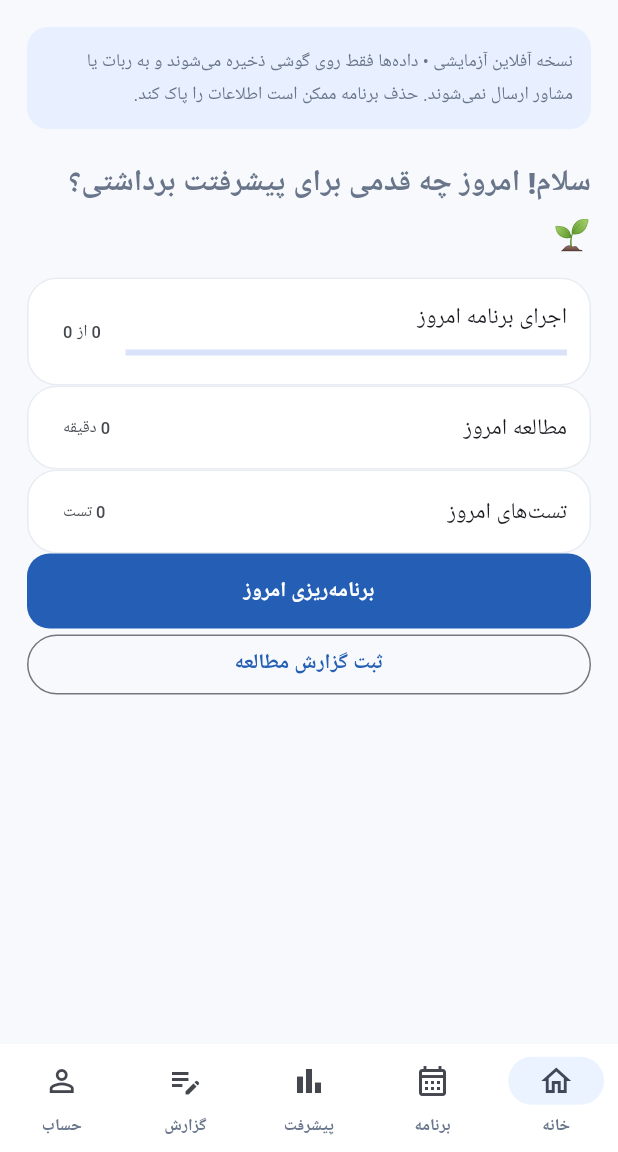
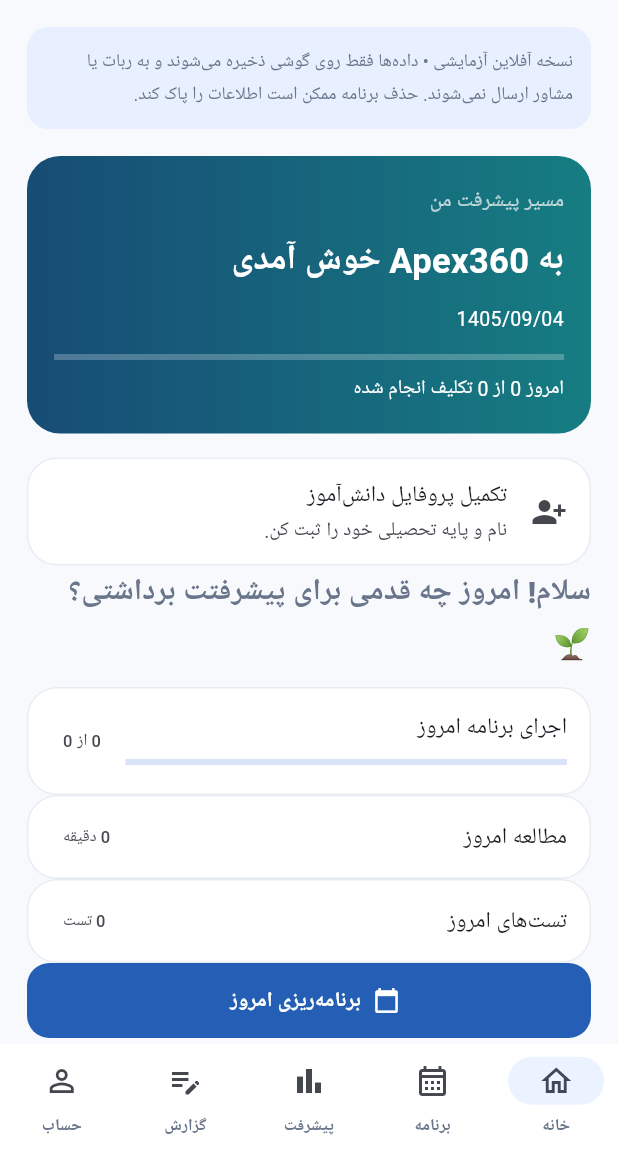
Before and after one commit to mohsentsani-eng/telegram-bot, a Flutter app: the ApexDemoScreen screen opened directly, on a phone screen of 412 x 824 dp, the part 84-1236 px from its top. Run offline on Flutter 3.47's test engine with Material 3 defaults, Android fonts, the phone set to English and light mode, and no system bars; our stand-ins replace flutter_secure_storage, shamsi_date, shared_preferences; accounts and stored records are empty; Roboto replaces fonts that are missing (Vazirmatn).

Commit message:
feat(mobile): improve home dashboard with daily task controls and profile prompt

```diff
--- a/mobile_app/lib/screens/apex_demo_screen.dart
+++ b/mobile_app/lib/screens/apex_demo_screen.dart
@@ -120,14 +120,36 @@ class _ApexDemoScreenState extends State<ApexDemoScreen> {
     final total = currentReports.fold<int>(0, (sum, r) => sum + (r['minutes'] as int));
     final count = currentReports.fold<int>(0, (sum, r) => sum + (r['tests'] as int));
     return Column(crossAxisAlignment: CrossAxisAlignment.stretch, children: [
+      Container(
+        padding: const EdgeInsets.all(18),
+        margin: const EdgeInsets.only(bottom: 16),
+        decoration: BoxDecoration(
+          gradient: const LinearGradient(colors: [Color(0xFF174C75), Color(0xFF167D82)]),
+          borderRadius: BorderRadius.circular(22)),
+        child: Column(crossAxisAlignment: CrossAxisAlignment.start, children: [
+          const Text('مسیر پیشرفت من', style: TextStyle(color: Colors.white70, fontSize: 14)),
+          const SizedBox(height: 8),
+          Text(studentName.isEmpty ? 'به Apex360 خوش آمدی' : 'سلام، $studentName', style: const TextStyle(color: Colors.white, fontSize: 23, fontWeight: FontWeight.bold)),
+          const SizedBox(height: 8),
+          Text(persianDate(today), style: const TextStyle(color: Colors.white)),
+          const SizedBox(height: 12),
+          LinearProgressIndicator(value: current.isEmpty ? 0 : done / current.length, color: Colors.white, backgroundColor: Colors.white24),
+          const SizedBox(height: 8),
+          Text('امروز $done از ${current.length} تکلیف انجام شده', style: const TextStyle(color: Colors.white)),
+        ])),
+      if (studentName.isEmpty || studentGrade.isEmpty)
+        Card(child: ListTile(leading: const Icon(Icons.person_add_alt_1), title: const Text('تکمیل پروفایل دانش‌آموز'), subtitle: const Text('نام و پایه تحصیلی خود را ثبت کن.'), onTap: () => setState(() => tab = 4))),
       heading(studentName.isEmpty ? 'سلام! امروز چه قدمی برای پیشرفتت برداشتی؟ 🌱' : 'سلام $studentName! امروز چه قدمی برای پیشرفتت برداشتی؟ 🌱'),
       Card(child: ListTile(title: const Text('اجرای برنامه امروز'),
         subtitle: LinearProgressIndicator(value: current.isEmpty ? 0 : done / current.length),
         trailing: Text(done.toString() + ' از ' + current.length.toString()))),
       Card(child: ListTile(title: const Text('مطالعه امروز'), trailing: Text(total.toString() + ' دقیقه'))),
       Card(child: ListTile(title: const Text('تست‌های امروز'), trailing: Text(count.toString() + ' تست'))),
-      FilledButton(onPressed: () => setState(() => tab = 1), child: const Text('برنامه‌ریزی امروز')),
-      OutlinedButton(onPressed: () => setState(() => tab = 3), child: const Text('ثبت گزارش مطالعه')),
+      FilledButton.icon(onPressed: () => setState(() { selectedDate = DateTime.now(); filterDay = today; tab = 1; }), icon: const Icon(Icons.calendar_today), label: const Text('برنامه‌ریزی امروز')),
+      OutlinedButton.icon(onPressed: () => setState(() => tab = 3), icon: const Icon(Icons.edit_note), label: const Text('ثبت گزارش مطالعه')),
+      heading('تکالیف امروز'),
+      if (current.isEmpty) const Text('هنوز تکلیفی برای امروز ثبت نشده است.'),
+      ...current.map((t) => Card(child: CheckboxListTile(title: Text(t['title'].toString()), subtitle: Text('${t["plannedMinutes"] ?? 0} دقیقه'), value: t['done'] == true, onChanged: (v) async { setState(() => t['done'] = v ?? false); await save(); }))),
     ]);
   }
   Future<DateTime?> pickJalaliDate() async {
```
